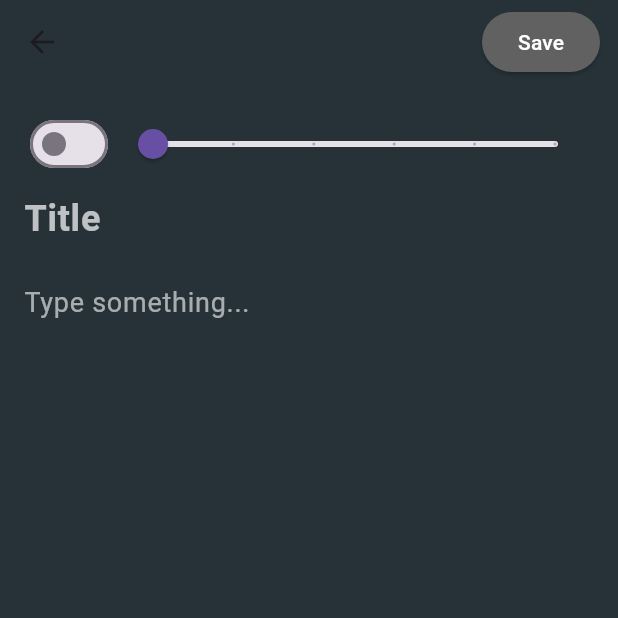
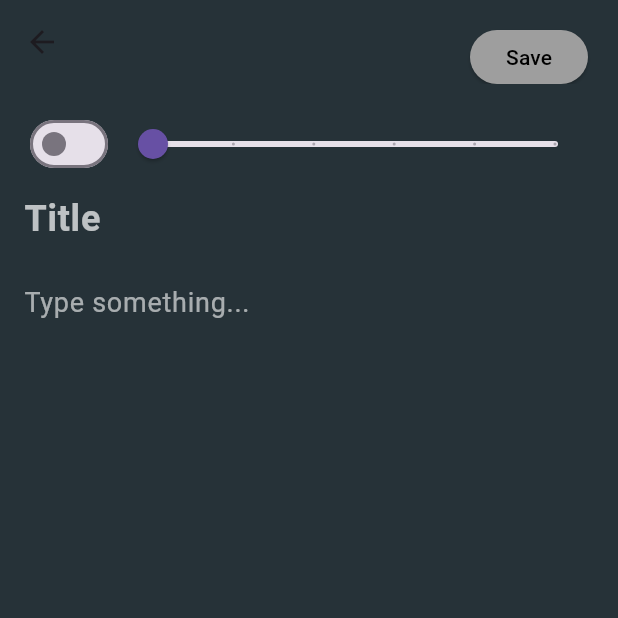
Before and after one commit to ZainbMohammed/to-do-list-app, a Flutter app: the screen it shows after launch, after a tap on the "add" icon, on a phone screen of 412 x 824 dp, the top half of it. Run offline on Flutter 3.47's test engine with Material 3 defaults, Android fonts, the light colour scheme and no system bars; our stand-ins replace sqflite; accounts and stored records are empty.

```diff
--- a/lib/page/edit_note_page.dart
+++ b/lib/page/edit_note_page.dart
@@ -58,11 +58,13 @@ class _AddEditNotePageState extends State<AddEditNotePage> {
     final isFormValid = title.isNotEmpty && description.isNotEmpty;
 
     return Padding(
-      padding: const EdgeInsets.symmetric(vertical: 8, horizontal: 12),
+      padding: const EdgeInsets.only(top: 20, right: 20),
       child: ElevatedButton(
         style: ElevatedButton.styleFrom(
-          foregroundColor: Colors.white,
-          backgroundColor: isFormValid ? null : Colors.grey.shade700,
+          foregroundColor: Colors.black,
+          backgroundColor: isFormValid ? Colors.white : Colors.grey.shade500,
+          // shadowColor: isFormValid ? Colors.green : Colors.red,
+          // disabledBackgroundColor: isFormValid ? Colors.green : Colors.red,
         ),
         onPressed: addOrUpdateNote,
         child: const Text('Save'),
--- a/lib/page/notes_page.dart
+++ b/lib/page/notes_page.dart
@@ -42,11 +42,24 @@ class _NotesPageState extends State<NotesPage> {
   @override
   Widget build(BuildContext context) => Scaffold(
         appBar: AppBar(
-          title: const Text(
+          title: const Padding(
+            padding: EdgeInsets.only(top: 30.0, left: 8),
+            child: Text(
               'Notes',
-            style: TextStyle(fontSize: 24),
+              style: TextStyle(fontSize: 30, color: Colors.white),
             ),
-          actions: const [Icon(Icons.search), SizedBox(width: 12)],
+          ),
+          actions: const [
+            Padding(
+              padding: EdgeInsets.only(top: 30.0, right: 8),
+              child: Icon(
+                Icons.search,
+                size: 30,
+                color: Colors.white,
+              ),
+            ),
+            SizedBox(width: 12)
+          ],
         ),
         body: Center(
           child: isLoading
@@ -58,16 +71,28 @@ class _NotesPageState extends State<NotesPage> {
                     )
                   : buildNotes(),
         ),
-        floatingActionButton: FloatingActionButton(
-          backgroundColor: Colors.black,
-          child: const Icon(Icons.add),
+        floatingActionButton: Padding(
+          padding: const EdgeInsets.only(bottom: 4.0),
+          child: FloatingActionButton(
+            backgroundColor: Colors.white,
+            // clipBehavior: Clip.none,
+            // shape:ShapeBorder.lerp(a, b, t),
+            // hoverColor: Colors.grey,
+            child: const Icon(
+              Icons.add,
+              size: 30,
+              weight: 10.0,
+              // color: Colors.red,
+            ),
             onPressed: () async {
               await Navigator.of(context).push(
-              MaterialPageRoute(builder: (context) => const AddEditNotePage()),
+                MaterialPageRoute(
+                    builder: (context) => const AddEditNotePage()),
               );
 
               refreshNotes();
             },
+          ),
         ),
       );
   Widget buildNotes() => StaggeredGrid.count(
```
Also changed, not shown: 1 other file. Lines whose indentation alone changed are shown as unchanged.
